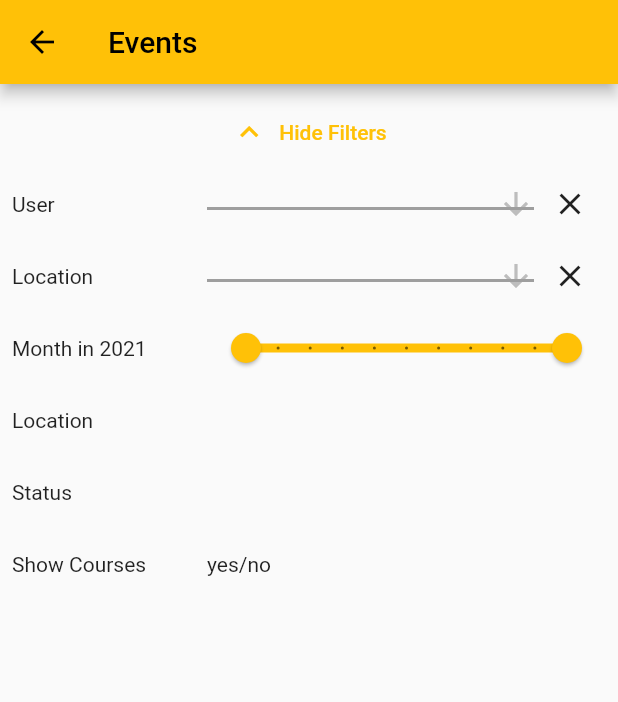
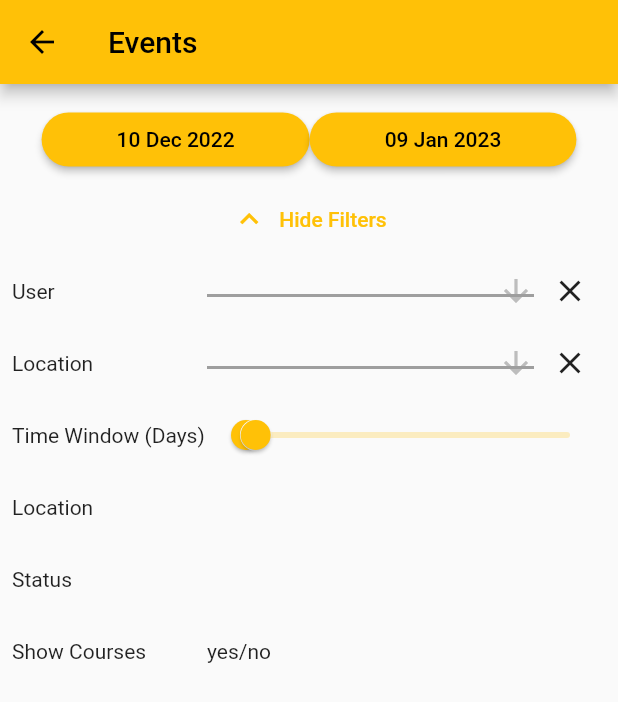
Before and after one commit to Zomtir/cptclient, a Flutter app: the ReservationManagementPage screen opened directly with empty values, after a tap on "Show Filters", on a phone screen of 412 x 824 dp. Shown: the top 702 px of the screen. Run offline on Flutter 3.47's test engine with Material 2 defaults, Android fonts, the phone set to English and light mode, and no system bars; missing offline and left inert: universal_html; statements that could not run were skipped.

Commit message:
DateRangePicker

```diff
--- a/lib/EventManagement.dart
+++ b/lib/EventManagement.dart
@@ -1,3 +1,4 @@
+import 'package:cptclient/static/format.dart';
 import 'package:flutter/material.dart';
 import 'package:cptclient/material/app/AppBody.dart';
 import 'package:cptclient/material/app/AppDropdown.dart';
@@ -10,6 +11,7 @@ import 'package:cptclient/material/DropdownController.dart';
 import 'package:http/http.dart' as http;
 import 'dart:convert';
 
+import 'material/app/AppButton.dart';
 import 'static/navigation.dart' as navi;
 import 'static/db.dart' as db;
 import 'json/session.dart';
@@ -27,13 +29,15 @@ class ReservationManagementPage extends StatefulWidget {
 }
 
 class ReservationManagementPageState extends State<ReservationManagementPage> {
+  DateTimeRange _dateRange = DateTimeRange(start: DateTime.now(), end: DateTime.now().add(Duration(days: 30)));
+
   List<Slot> _reservations = [];
   List<Slot> _reservationsFiltered = [];
   bool _hideFilters = true;
 
-  DropdownController<Member>   _ctrlDropdownUser = DropdownController<Member>(items: []);
+  DropdownController<Member> _ctrlDropdownUser = DropdownController<Member>(items: []);
   DropdownController<Location> _ctrlDropdownLocation = DropdownController<Location>(items: db.cacheLocations);
-  RangeValues                  _timeRange = RangeValues(1, 12);
+  RangeValues _timeRange = RangeValues(1, 12);
 
   ReservationManagementPageState();
 
@@ -97,17 +101,24 @@ class ReservationManagementPageState extends State<ReservationManagementPage> {
   }
 
   @override
-  Widget build (BuildContext context) {
+  Widget build(BuildContext context) {
     return new Scaffold(
       appBar: AppBar(
         title: Text("Events"),
       ),
       body: AppBody(
         children: <Widget>[
+          Row(
+            mainAxisAlignment: MainAxisAlignment.center,
+            children: [
+              AppButton(text: niceDate(_dateRange.start), onPressed: _pickDateRange),
+              AppButton(text: niceDate(_dateRange.end), onPressed: _pickDateRange),
+            ],
+          ),
           TextButton.icon(
             icon: _hideFilters ? Icon(Icons.keyboard_arrow_down) : Icon(Icons.keyboard_arrow_up),
-            label: _hideFilters ? Text('Show Filters') : Text ('Hide Filters'),
-            onPressed: () => setState (() => _hideFilters = !_hideFilters),
+            label: _hideFilters ? Text('Show Filters') : Text('Hide Filters'),
+            onPressed: () => setState(() => _hideFilters = !_hideFilters),
           ),
           CollapseWidget(
             collapse: _hideFilters,
@@ -116,7 +127,9 @@ class ReservationManagementPageState extends State<ReservationManagementPage> {
                 info: Text("User"),
                 child: AppDropdown<Member>(
                   controller: _ctrlDropdownUser,
-                  builder: (Member member) {return Text("${member.firstname} ${member.lastname}");},
+                  builder: (Member member) {
+                    return Text("${member.firstname} ${member.lastname}");
+                  },
                   onChanged: (Member? member) {
                     _ctrlDropdownUser.value = member;
                     _filterReservations();
@@ -134,7 +147,9 @@ class ReservationManagementPageState extends State<ReservationManagementPage> {
                 info: Text("Location"),
                 child: AppDropdown<Location>(
                   controller: _ctrlDropdownLocation,
-                  builder: (Location location) {return Text(location.key);},
+                  builder: (Location location) {
+                    return Text(location.key);
+                  },
                   onChanged: (Location? location) {
                     _ctrlDropdownLocation.value = location;
                     _filterReservations();
@@ -149,17 +164,17 @@ class ReservationManagementPageState extends State<ReservationManagementPage> {
                 ),
               ),
               AppInfoRow(
-                info: Text("Month in 2021"),
+                info: Text("Time Window (Days)"),
                 child: RangeSlider(
                   values: _timeRange,
                   min: 1,
-                  max: 12,
-                  divisions: 10,
+                  max: 366,
+                  divisions: 365,
                   onChanged: (RangeValues values) {
                     _timeRange = values;
                     _filterReservations();
                   },
-                  labels: RangeLabels("${_timeRange.start}","${_timeRange.end}"),
+                  labels: RangeLabels("${_timeRange.start}", "${_timeRange.end}"),
                 ),
               ),
               AppInfoRow(
@@ -204,4 +219,19 @@ class ReservationManagementPageState extends State<ReservationManagementPage> {
     );
   }
 
+  Future _pickDateRange() async {
+    DateTimeRange? newDateRange = await showDateRangePicker(
+      context: context,
+      initialDateRange: _dateRange,
+      firstDate: DateTime(2000),
+      lastDate: DateTime(2100),
+    );
+
+    if (newDateRange == null) return;
+
+    if (newDateRange.end.isAfter(newDateRange.start.add(Duration(days: 366))))
+      newDateRange = DateTimeRange(start: newDateRange.start, end: newDateRange.start.add(Duration(days: 366)));
+
+    setState(() => _dateRange = newDateRange!);
+  }
 }
--- /dev/null
+++ b/lib/material/app/DatePicker.dart
@@ -0,0 +1 @@
+import 'package:flutter/material.dart';
--- a/lib/static/format.dart
+++ b/lib/static/format.dart
@@ -15,6 +15,10 @@ String compressDate(DateTime begin, DateTime end) {
   return "$strBegin - $strEnd";
 }
 
+String niceDate(DateTime dt) {
+  return DateFormat("dd MMM yyyy").format(dt);
+}
+
 String niceDateTime(DateTime dt) {
   return DateFormat("dd MMM yyyy HH:mm").format(dt);
 }
```
Also changed, not shown: lib/CalendarPage.dart (+12 -5 lines).
